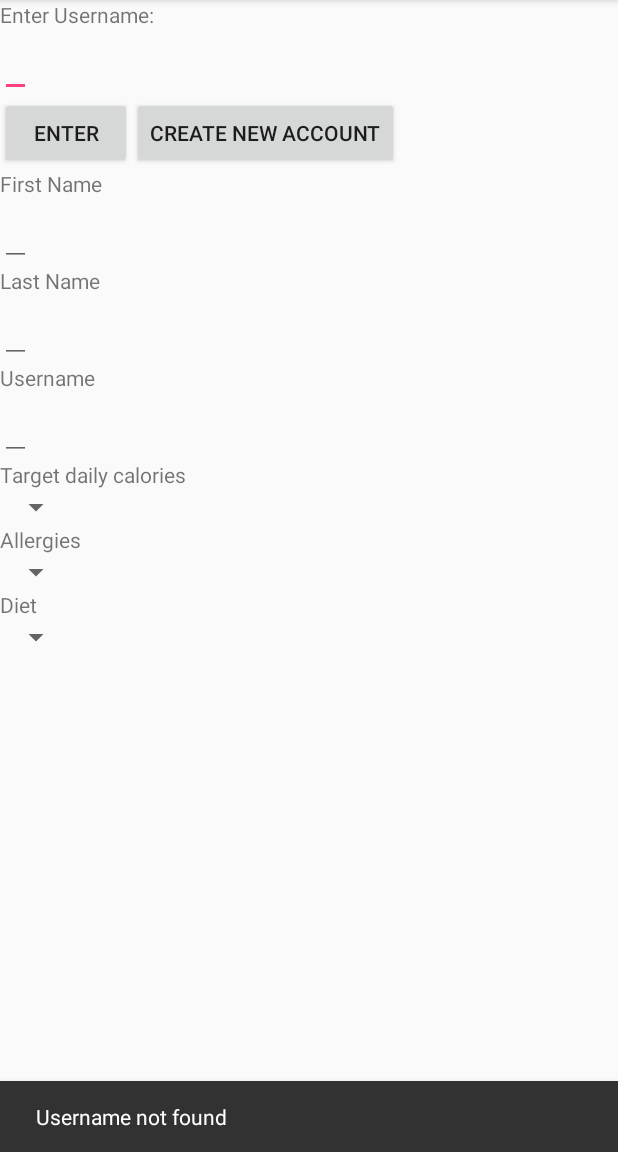
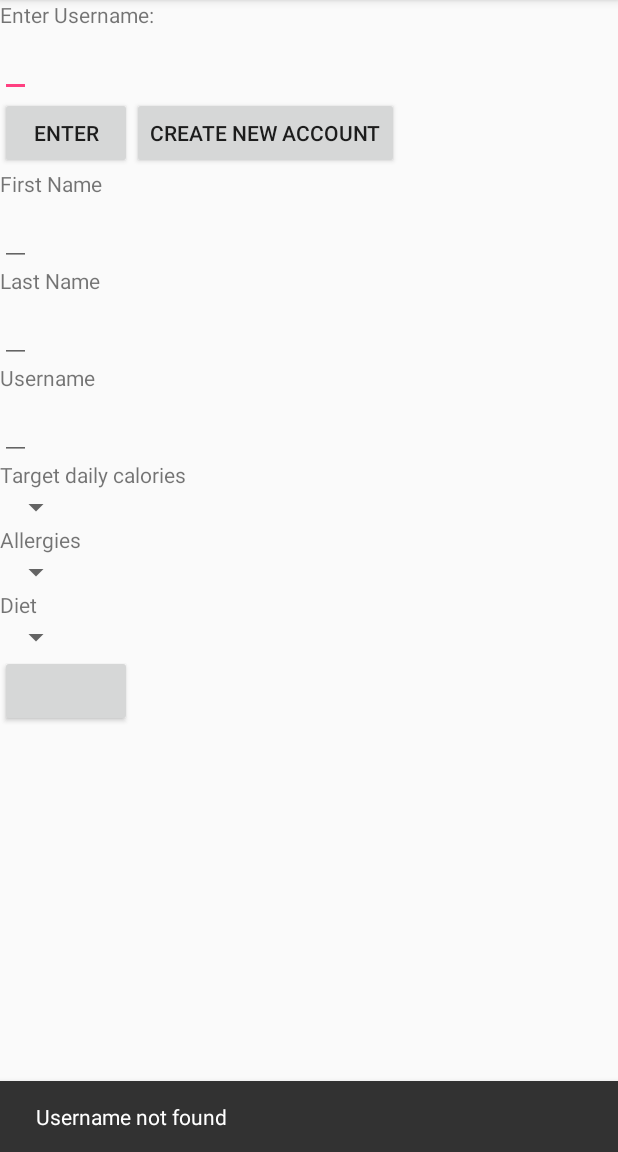
Before and after one commit to DonnyStout/meal_planit, an Android app: the screen it shows after launch (LoginActivity), after a tap on "CREATE NEW ACCOUNT", on a phone screen of 412 x 824 dp, the part 84-1236 px from its top. Run offline under Robolectric (Android 15) with nearby library versions, the light colour scheme and no system bars; our stand-ins replace Room's generated code; libraries missing offline, so code that uses them is left out: android.arch.persistence, com.facebook.stetho; 1 statement that could not run was skipped.

Commit message:
added setter and getter to person model, changed foreign key in person model, added asynctask classes to create account fragment

```diff
--- a/app/src/main/java/edu/cnm/deepdive/mealplanit/Dao/DietDao.java
+++ b/app/src/main/java/edu/cnm/deepdive/mealplanit/Dao/DietDao.java
@@ -1,14 +1,17 @@
 package edu.cnm.deepdive.mealplanit.Dao;
 
 
-import android.arch.persistence.room.Dao;
-import android.arch.persistence.room.Delete;
-import android.arch.persistence.room.Insert;
-import android.arch.persistence.room.Query;
+import android.arch.persistence.room.*;
 import edu.cnm.deepdive.mealplanit.models.Diet;
+
+import java.util.List;
 
 @Dao
 public interface DietDao {
+
+
+    @Query("SELECT * FROM diet")
+    List<Diet> getAll();
 
     @Query("SELECT * FROM diet WHERE diet_type LIKE :dietType LIMIT 1")
     Diet findDietType(String dietType);
@@ -16,6 +19,6 @@ public interface DietDao {
     @Insert
     long insert(Diet diet);
 
-    @Delete
-    int delete(Diet diet);
+    @Update
+    int update(Diet diet);
 }
--- a/app/src/main/java/edu/cnm/deepdive/mealplanit/Dao/RestrictionDao.java
+++ b/app/src/main/java/edu/cnm/deepdive/mealplanit/Dao/RestrictionDao.java
@@ -1,14 +1,17 @@
 package edu.cnm.deepdive.mealplanit.Dao;
 
 
-import android.arch.persistence.room.Dao;
-import android.arch.persistence.room.Delete;
-import android.arch.persistence.room.Insert;
-import android.arch.persistence.room.Query;
+import android.arch.persistence.room.*;
 import edu.cnm.deepdive.mealplanit.models.Restriction;
+
+import java.util.List;
 
 @Dao
 public interface RestrictionDao {
+
+
+    @Query("SELECT * FROM restriction")
+    List<Restriction> getAll();
 
     @Query("SELECT * FROM restriction WHERE allergies LIKE :allergies LIMIT 1")
     Restriction findAllergies(String allergies);
@@ -16,6 +19,6 @@ public interface RestrictionDao {
     @Insert
     long insert(Restriction restriction);
 
-    @Delete
-    int delete(Restriction restriction);
+    @Update
+    int update(Restriction restriction);
 }
--- a/app/src/main/java/edu/cnm/deepdive/mealplanit/LoginActivity.java
+++ b/app/src/main/java/edu/cnm/deepdive/mealplanit/LoginActivity.java
@@ -61,8 +61,9 @@ public class LoginActivity extends AppCompatActivity implements View.OnClickList
                     Executors.newSingleThreadScheduledExecutor().execute(new Runnable() {
                         @Override
                         public void run() {
-                            data.execSQL("INSERT INTO restriction (allergies) VALUES ('Dairy'), ('Egg'), ('Gluten'), ('Grains'), ('Peanut')" +
-                                            "('Seafood'), ('Sesame'), ('Shellfish'), ('Soy'), ('Tree Nut'), ('Wheat')");
+                            data.execSQL("INSERT INTO restriction (allergies) VALUES ('Dairy'), ('Egg'), ('Gluten')," +
+                                    " ('Grains'), ('Peanut'), ('Seafood'), ('Sesame'), ('Shellfish'), ('Soy'), " +
+                                    "('Tree Nut'), ('Wheat')");
                                     data.execSQL("INSERT INTO diet (diet_type) VALUES ('No Diet'), ('Lacto Vegetarian'), " +
                                             "('Ovo Vegetarian'), ('Paleo'), ('Primal')" +
                                             "('Pescetarian'), ('Vegan'), ('Vegetarian'), ('Ketogenic'), ('Whole 30'");
--- a/app/src/main/java/edu/cnm/deepdive/mealplanit/models/Diet.java
+++ b/app/src/main/java/edu/cnm/deepdive/mealplanit/models/Diet.java
@@ -17,10 +17,6 @@ public class Diet {
 
     @ColumnInfo(name = "diet_type")
     private String dietType;
-
-    @ColumnInfo(name = "diet_type-url")
-    private String dietTypeUrl;
-
 
 
     public long getDietId() {
--- a/app/src/main/java/edu/cnm/deepdive/mealplanit/models/Person.java
+++ b/app/src/main/java/edu/cnm/deepdive/mealplanit/models/Person.java
@@ -7,8 +7,8 @@ import static android.arch.persistence.room.ForeignKey.CASCADE;
 
 @Entity(indices = {@Index(value = {"username"}, unique = true)},
         foreignKeys = {@ForeignKey(entity = Diet.class,
-                parentColumns = "person_id",
-                childColumns = "person_id",
+                parentColumns = "diet_id",
+                childColumns = "diet_id",
                 onDelete = CASCADE)})
 
 
@@ -77,9 +77,17 @@ public class Person {
         this.caloriesPerDay = caloriesPerDay;
     }
 
+    public long getDietId() {
+        return dietId;
+    }
+
+    public void setDietId(long dietId) {
+        this.dietId = dietId;
+    }
+
     @Override
     public String toString() {
-        return personId+ " " + firstName + " " + lastName + " " + username + " " + caloriesPerDay;
+        return personId+ " " + firstName + " " + lastName + " " + username + " " + caloriesPerDay + " " + dietId;
     }
 
 }
--- a/app/src/main/java/layout/CreateAccountFragment.java
+++ b/app/src/main/java/layout/CreateAccountFragment.java
@@ -4,6 +4,7 @@ package layout;
 import android.arch.persistence.db.SupportSQLiteDatabase;
 import android.arch.persistence.room.Room;
 import android.arch.persistence.room.RoomDatabase;
+import android.os.AsyncTask;
 import android.os.Bundle;
 import android.support.annotation.NonNull;
 import android.support.v4.app.Fragment;
@@ -15,6 +16,7 @@ import android.widget.*;
 import edu.cnm.deepdive.mealplanit.Dao.DietDao;
 import edu.cnm.deepdive.mealplanit.Dao.PersonDao;
 import edu.cnm.deepdive.mealplanit.Dao.RestrictionDao;
+import edu.cnm.deepdive.mealplanit.MainActivity;
 import edu.cnm.deepdive.mealplanit.R;
 import edu.cnm.deepdive.mealplanit.db.MealDatabase;
 import edu.cnm.deepdive.mealplanit.models.Diet;
@@ -23,12 +25,13 @@ import edu.cnm.deepdive.mealplanit.models.Restriction;
 
 import java.util.ArrayList;
 import java.util.Arrays;
+import java.util.List;
 import java.util.concurrent.Executors;
 
 /**
  * A simple {@link Fragment} subclass.
  */
-public class CreateAccountFragment extends Fragment implements View.OnClickListener{
+public class CreateAccountFragment extends Fragment implements View.OnClickListener {
 
 
     private MealDatabase database;
@@ -44,6 +47,7 @@ public class CreateAccountFragment extends Fragment implements View.OnClickListe
     private Spinner caloriesbox;
     private Spinner allergiesBox;
     private Spinner dietBox;
+    private Button submitButton;
 
 
     public CreateAccountFragment() {
@@ -57,6 +61,12 @@ public class CreateAccountFragment extends Fragment implements View.OnClickListe
         // Inflate the layout for this fragment
         View view = inflater.inflate(R.layout.fragment_create_account, container, false);
         caloriesbox = view.findViewById(R.id.calories_spinner);
+        firstNameField = view.findViewById(R.id.first_name_field);
+        lastNameField = view.findViewById(R.id.last_name_field);
+        usernameField = view.findViewById(R.id.username_set_field);
+        allergiesBox = view.findViewById(R.id.allergies_box);
+        dietBox = view.findViewById(R.id.diet_box);
+        submitButton = view.findViewById(R.id.submit_button);
         return view;
     }
 
@@ -67,6 +77,9 @@ public class CreateAccountFragment extends Fragment implements View.OnClickListe
 
     @Override
     public void onClick(View v) {
+        adapter();
+        if (submitButton.getId() == v.getId() && firstNameField != null && lastNameField != null &&
+                usernameField != null)
         person.setFirstName(firstNameField.getText().toString());
         person.setLastName(lastNameField.getText().toString());
         person.setUsername(usernameField.getText().toString());
@@ -80,18 +93,36 @@ public class CreateAccountFragment extends Fragment implements View.OnClickListe
         SpinnerAdapter caloriesAdapter = new ArrayAdapter<>(getActivity(), android.R.layout.simple_spinner_item,
                 Arrays.asList(1000, 1500, 2000, 2500, 3000, 3500));
         caloriesbox.setAdapter(caloriesAdapter);
-        SpinnerAdapter allergiesAdapter = new ArrayAdapter<>(getActivity(), android.R.layout.simple_spinner_item,
-                Arrays.asList("Dairy", "Egg", "Gluten", "Grains", "Peanut", "Seafood",
-                        "Sesame", "Shellfish", "Soy", "Tree", "Nut", "Wheat"));
-        SpinnerAdapter dietAdapter = new ArrayAdapter<>(getActivity(), android.R.layout.simple_spinner_item,
-                Arrays.asList("No Diet", "Lacto Vegetarian", "Ovo Vegetarian",
-                        "Paleo", "Primal", "Pescetarian", "Vegan", "Vegetarian",
-                        "Ketogenic", "Whole 30"));
+    }
 
 
+    private class DietSpinner extends AsyncTask<Object, Object, List<Diet>> {
+
+    @Override
+    protected List<Diet> doInBackground(Object... objects) {
+        return ((MainActivity) getActivity()).getDatabase().dietDao().getAll();
+    }
+
+    @Override
+    protected void onPostExecute(List<Diet> dietType) {
+        dietBox.setAdapter(new ArrayAdapter<Diet>(getActivity(), android.R.layout.simple_spinner_item, dietType));
+    }
+}
+
+    private class RestrictionSpinner extends AsyncTask<Object, Object, List<Restriction>> {
+
+        @Override
+        protected List<Restriction> doInBackground(Object... objects) {
+            return ((MainActivity) getActivity()).getDatabase().restrictionDao().getAll();
+        }
+
+        @Override
+        protected void onPostExecute(List<Restriction> allergies) {
+            allergiesBox.setAdapter(new ArrayAdapter<Restriction>(getActivity(),
+                    android.R.layout.simple_spinner_item, allergies));
+        }
     }
 
 
 
-
 }
--- a/app/src/main/res/layout/fragment_create_account.xml
+++ b/app/src/main/res/layout/fragment_create_account.xml
@@ -71,6 +71,12 @@
             android:layout_width="wrap_content"
             android:layout_height="wrap_content"/>
 
+        <Button
+                android:id="@+id/submit_button"
+                android:layout_width="wrap_content"
+                android:layout_height="wrap_content"
+        android:gravity="right"/>
+
 
 </LinearLayout>
 
```
Also changed, not shown: 1 other file.
